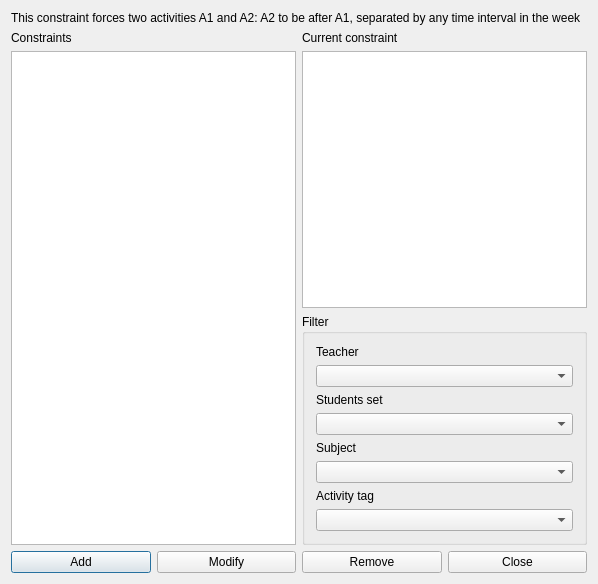
First picture: the form in fet/src/interface/constrainttwoactivitiesorderedform_template.ui, repository vonmecheln/fet, before the edit.
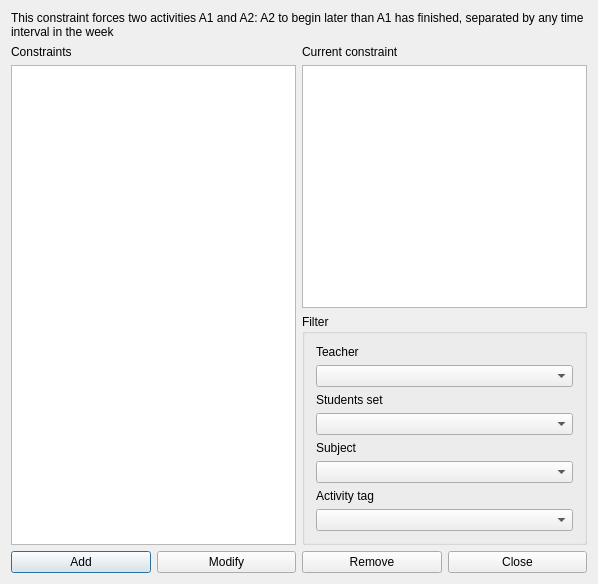
Second picture: the form after the edit.

```diff
--- a/fet/src/interface/constrainttwoactivitiesorderedform_template.ui
+++ b/fet/src/interface/constrainttwoactivitiesorderedform_template.ui
@@ -23,7 +23,7 @@
       </sizepolicy>
      </property>
      <property name="text">
-      <string>This constraint forces two activities A1 and A2: A2 to be after A1, separated by any time interval in the week</string>
+      <string>This constraint forces two activities A1 and A2: A2 to begin later than A1 has finished, separated by any time interval in the week</string>
      </property>
      <property name="wordWrap">
       <bool>true</bool>
```
